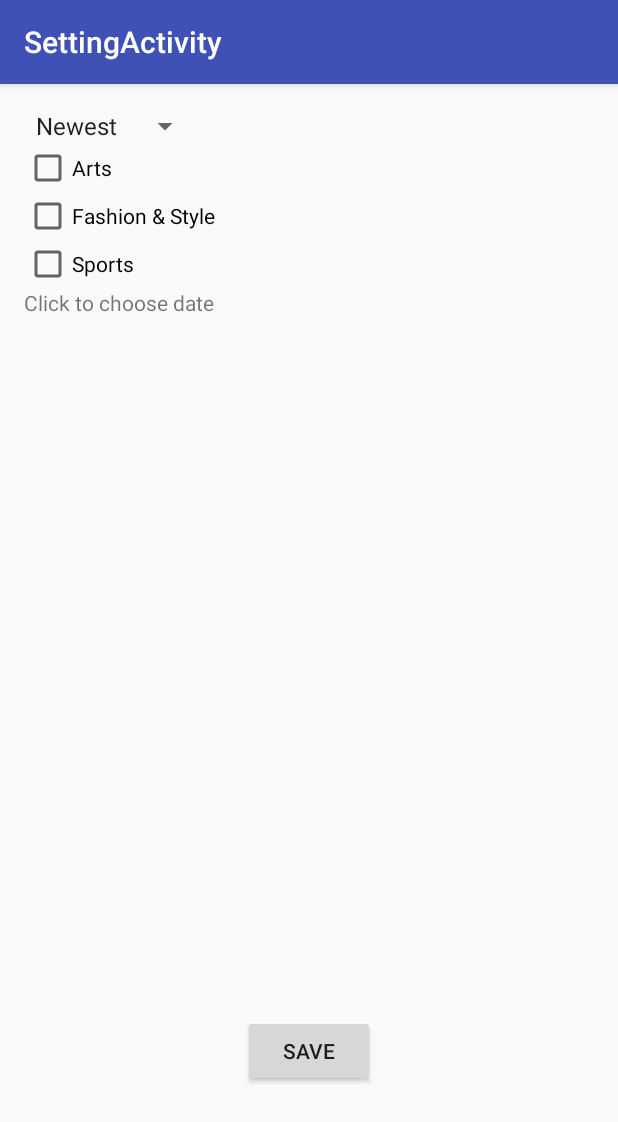
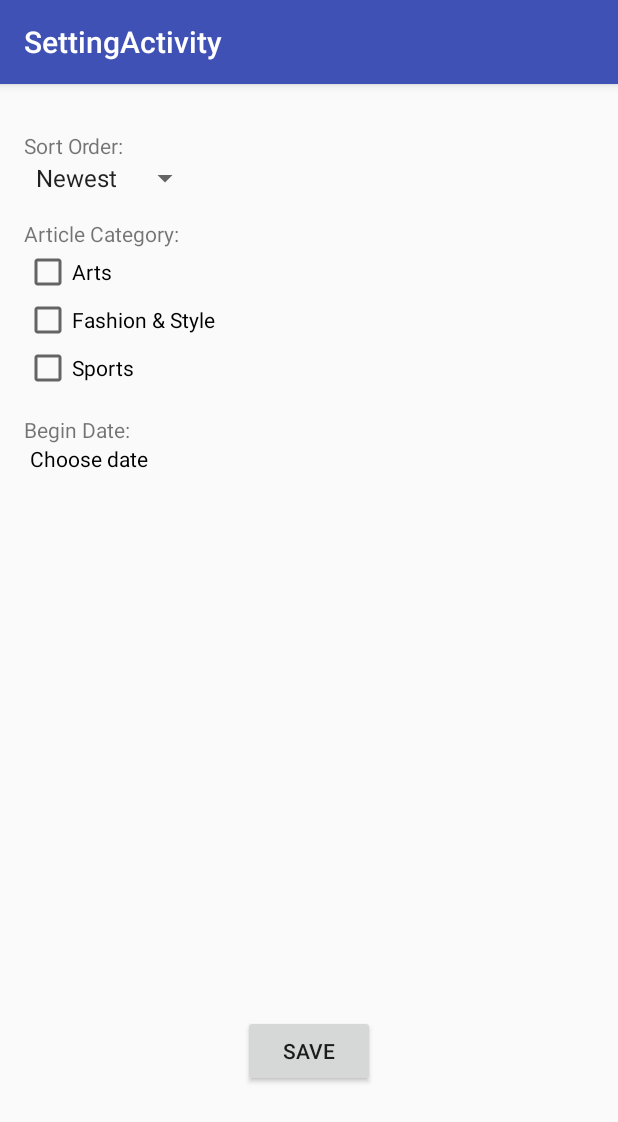
Before and after one commit to shabnamkousha/NYTimesArticleSearch, an Android app: the SettingActivity screen opened directly, with no data from a screen before it, on a phone screen of 412 x 824 dp. Shown: the top 1122 px of the screen. Run offline under Robolectric (Android 15) with nearby library versions, the phone set to English and light mode, and no system bars; 6 statements that could not run were skipped.

Commit message:
Code clean up, Made the date picker fully functional

```diff
--- a/app/src/main/res/layout/content_setting.xml
+++ b/app/src/main/res/layout/content_setting.xml
@@ -16,7 +16,7 @@
         android:layout_width="wrap_content"
         android:layout_height="wrap_content"
         android:id="@+id/spSort"
-        android:layout_alignParentTop="true"
+        android:layout_below="@+id/textView"
         android:layout_alignParentLeft="true"
         android:layout_alignParentStart="true" />
 
@@ -35,42 +35,74 @@
         android:layout_height="wrap_content"
         android:text="@string/arts"
         android:id="@+id/cbArts"
-        android:layout_below="@+id/spSort"
+        android:checked="false"
+        android:layout_below="@+id/textView2"
         android:layout_alignParentLeft="true"
-        android:layout_alignParentStart="true"
-        android:checked="false"
-        android:layout_toLeftOf="@+id/button"
-        android:layout_toStartOf="@+id/button" />
+        android:layout_alignParentStart="true" />
 
     <CheckBox
         android:layout_width="wrap_content"
         android:layout_height="wrap_content"
         android:text="@string/fashion"
         android:id="@+id/cbFashin"
+        android:checked="false"
         android:layout_below="@+id/cbArts"
         android:layout_alignParentLeft="true"
-        android:layout_alignParentStart="true"
-        android:checked="false" />
+        android:layout_alignParentStart="true" />
 
     <CheckBox
         android:layout_width="wrap_content"
         android:layout_height="wrap_content"
         android:text="@string/sports"
         android:id="@+id/cbSports"
+        android:checked="false"
         android:layout_below="@+id/cbFashin"
         android:layout_alignParentLeft="true"
-        android:layout_alignParentStart="true"
-        android:checked="false" />
+        android:layout_alignParentStart="true" />
 
     <TextView
         android:layout_width="wrap_content"
         android:layout_height="wrap_content"
         android:text="@string/date"
         android:id="@+id/tvDate"
+        android:onClick="showTimePickerDialog"
+        android:paddingLeft="4dp"
+        android:textColor="#000"
+        android:layout_below="@+id/tvBeginLabel"
+        android:layout_alignParentLeft="true"
+        android:layout_alignParentStart="true"
+        />
+
+    <TextView
+        android:layout_width="wrap_content"
+        android:layout_height="wrap_content"
+        android:text="@string/begin_date_label"
+        android:id="@+id/tvBeginLabel"
         android:layout_below="@+id/cbSports"
         android:layout_alignParentLeft="true"
         android:layout_alignParentStart="true"
-        android:layout_alignRight="@+id/cbArts"
-        android:layout_alignEnd="@+id/cbArts"
-        android:onClick="showTimePickerDialog" />
+        android:layout_marginTop="15dp"/>
+
+    <TextView
+        android:layout_width="wrap_content"
+        android:layout_height="wrap_content"
+        android:text="@string/sort_label"
+        android:id="@+id/textView"
+        android:layout_alignRight="@+id/button"
+        android:layout_alignEnd="@+id/button"
+        android:layout_alignParentLeft="true"
+        android:layout_alignParentStart="true"
+        android:layout_alignParentTop="true"
+        android:layout_marginTop="15dp"
+        />
+
+    <TextView
+        android:layout_width="wrap_content"
+        android:layout_height="wrap_content"
+        android:text="@string/category_label"
+        android:id="@+id/textView2"
+        android:layout_below="@+id/spSort"
+        android:layout_alignParentLeft="true"
+        android:layout_alignParentStart="true"
+        android:layout_marginTop="15dp" />
 </RelativeLayout>
--- a/app/src/main/res/values/strings.xml
+++ b/app/src/main/res/values/strings.xml
@@ -9,7 +9,10 @@
     <string name="arts">Arts</string>
     <string name="fashion"><![CDATA[Fashion & Style]]></string>
     <string name="sports">Sports</string>
-    <string name="date">Click to choose date</string>
+    <string name="sort_label">Sort Order:</string>
+    <string name="date">Choose date</string>
+    <string name="begin_date_label">Begin Date:</string>
+    <string name="category_label">Article Category:</string>
     <string-array name="sort_array">
         <item>Newest</item>
         <item>Oldest</item>
```
